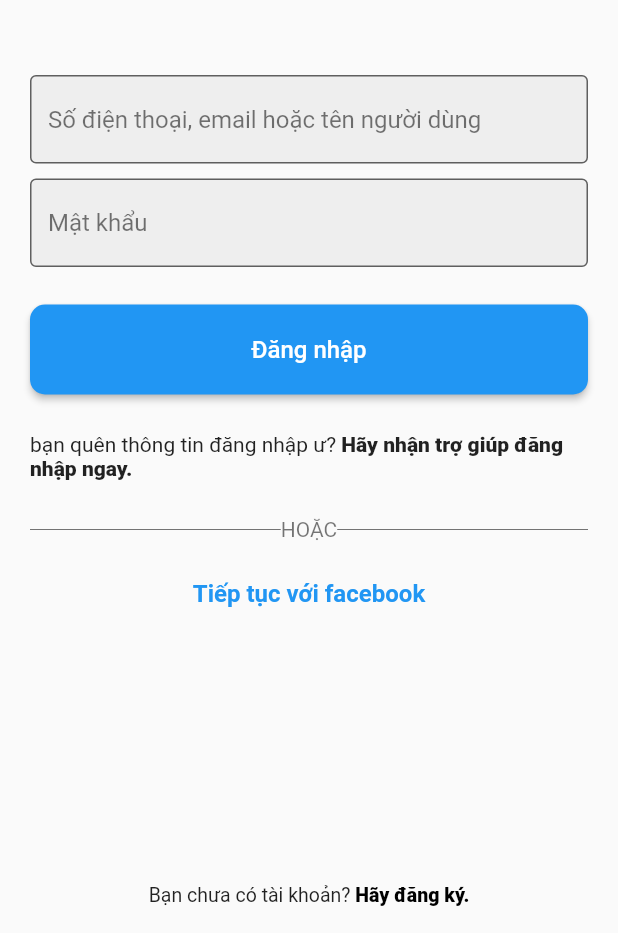
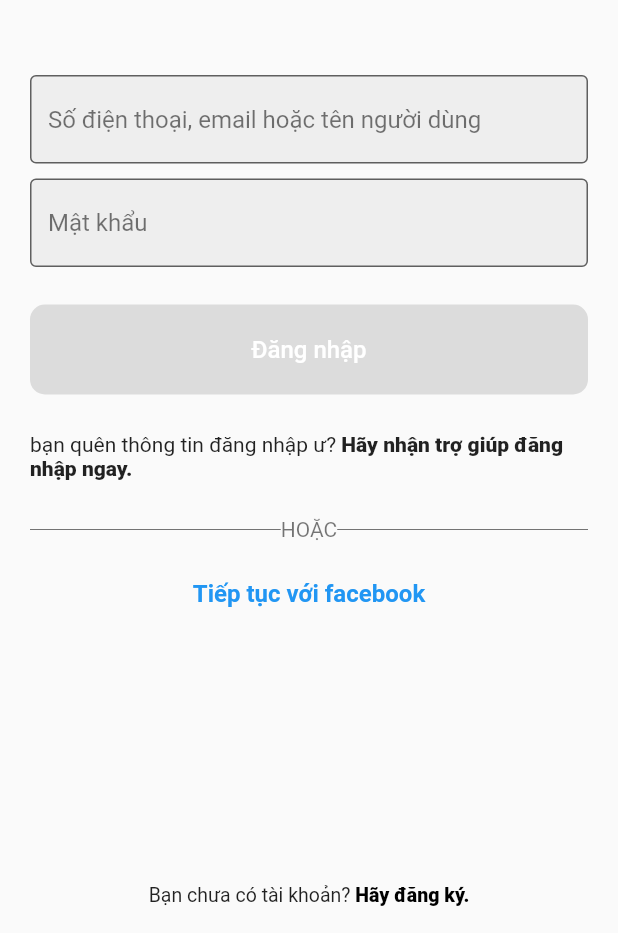
Before and after one commit to punamz/outstagram-mobile, a Flutter app: the screen it shows after launch, on a phone screen of 412 x 824 dp, the part 303-1236 px from its top. Run offline on Flutter 3.47's test engine with Material 2 defaults, Android fonts, the phone set to English and light mode, and no system bars; our stand-ins replace rxdart; accounts and stored records are empty.

Commit message:
completed login flow, adding homepage and create database class

```diff
--- a/lib/GUI/landing_page.dart
+++ b/lib/GUI/landing_page.dart
@@ -0,0 +1,43 @@
+import 'package:flutter/cupertino.dart';
+import 'package:flutter/material.dart';
+import 'package:outstagram/BloC/sign_in_bloc.dart';
+import 'package:outstagram/GUI/login/sign_in_page.dart';
+import 'package:outstagram/service/auth.dart';
+import 'package:outstagram/models/user.dart';
+import 'package:provider/provider.dart';
+
+import 'home_page/home_page.dart';
+
+class LandingPage extends StatefulWidget {
+  const LandingPage({Key key}) : super(key: key);
+
+  @override
+  _LandingPageState createState() => _LandingPageState();
+}
+
+class _LandingPageState extends State<LandingPage> {
+  User _user;
+
+  void _updateUser(User user) {
+    setState(() {
+      _user = user;
+    });
+  }
+
+  @override
+  Widget build(BuildContext context) {
+    final auth = Provider.of<AuthBase>(context, listen: false);
+    if (_user == null) {
+      return SignInPage(
+        bloc: SignInBloc(auth: auth),
+        onSignIn: _updateUser,
+      );
+    }
+    return Provider<User>(
+      create: (_) => _user,
+      child: HomePage(
+        onSignOut: () => _updateUser(null),
+      ),
+    );
+  }
+}
--- /dev/null
+++ b/lib/GUI/login/sign_in_page.dart
@@ -0,0 +1,283 @@
+import 'package:flutter/cupertino.dart';
+import 'package:flutter/material.dart';
+import 'package:outstagram/BloC/sign_in_bloc.dart';
+import 'package:outstagram/models/user.dart';
+
+class SignInPage extends StatefulWidget {
+  const SignInPage({Key key, @required this.bloc,@required this.onSignIn}) : super(key: key);
+
+  final SignInBloc bloc;
+
+  final void Function(User) onSignIn;
+
+  @override
+  _SignInPageState createState() => _SignInPageState();
+}
+
+class _SignInPageState extends State<SignInPage> {
+  bool signInPage = true;
+  final usernameController = TextEditingController();
+  final passwordController = TextEditingController();
+
+  void _toggleFormType() {
+    setState(() {
+      signInPage = !signInPage;
+    });
+  }
+
+  Future<void> _signIn(String username, String password) async {
+    try {
+      final user = await widget.bloc.signIn(username, password);
+      widget.onSignIn(user);
+    } catch (e) {
+      print(e.toString());
+      ScaffoldMessenger.of(context)
+          .showSnackBar(SnackBar(content: Text(e.message.toString())));
+    }
+  }
+
+  @override
+  void dispose() {
+    // TODO: implement dispose
+    super.dispose();
+    widget.bloc.dispose();
+  }
+
+  @override
+  void initState() {
+    // TODO: implement initState
+    super.initState();
+
+    usernameController.addListener(() {
+      widget.bloc.emailSink.add(usernameController.text);
+    });
+    passwordController.addListener(() {
+      widget.bloc.passwordSink.add(passwordController.text);
+    });
+  }
+
+  @override
+  Widget build(BuildContext context) {
+    Widget _buildUsernameTextField() {
+      return StreamBuilder<String>(
+        stream: widget.bloc.emailStream,
+        builder: (context, snapshot) {
+          return TextField(
+            controller: usernameController,
+            decoration: InputDecoration(
+                hintText: 'Số điện thoại, email hoặc tên người dùng',
+                hintStyle: TextStyle(color: Colors.black54),
+                filled: true,
+                fillColor: Colors.grey[200],
+                errorText: snapshot.data,
+                border: OutlineInputBorder()),
+            style: TextStyle(color: Colors.black),
+            textInputAction: TextInputAction.next,
+          );
+        },
+      );
+    }
+
+    Widget _buildPasswordTextField() {
+      return StreamBuilder<String>(
+        stream: widget.bloc.passwordStream,
+        builder: (context, snapshot) {
+          return TextField(
+            controller: passwordController,
+            decoration: InputDecoration(
+                hintText: 'Mật khẩu',
+                hintStyle: TextStyle(color: Colors.black54),
+                filled: true,
+                fillColor: Colors.grey[200],
+                errorText: snapshot.data,
+                border: OutlineInputBorder()),
+            obscureText: true,
+            style: TextStyle(color: Colors.black),
+            textInputAction: TextInputAction.done,
+          );
+        },
+      );
+    }
+
+    Widget _buildLoginButton() {
+      return StreamBuilder<bool>(
+        stream: widget.bloc.signInButtonStream,
+        builder: (context, snapshot) {
+          return Container(
+            width: double.infinity,
+            height: 60,
+            child: ElevatedButton(
+              child: Text(
+                "Đăng nhập",
+                style: TextStyle(color: Colors.white, fontSize: 16),
+              ),
+              style: ElevatedButton.styleFrom(
+                primary: Colors.blue,
+                onPrimary: Colors.white,
+                shape: RoundedRectangleBorder(
+                    borderRadius: BorderRadius.all(Radius.circular(10))),
+              ),
+              onPressed: snapshot.data == true
+                  ? () =>
+                      _signIn(usernameController.text, passwordController.text)
+                  : null,
+            ),
+          );
+        },
+      );
+    }
+
+    Widget _buildForgotPasswordBtn() {
+      return InkWell(
+        child: RichText(
+          text: TextSpan(
+            children: <TextSpan>[
+              TextSpan(
+                  text: 'bạn quên thông tin đăng nhập ư?',
+                  style: TextStyle(fontSize: 14, color: Colors.black87)),
+              TextSpan(
+                  text: ' Hãy nhận trợ giúp đăng nhập ngay.',
+                  style: TextStyle(
+                      fontSize: 14,
+                      fontWeight: FontWeight.w800,
+                      color: Colors.black87)),
+            ],
+          ),
+        ),
+        onTap: () {
+          print("1");
+        },
+      );
+    }
+
+    Widget _buildLoginWithFacebook() {
+      return InkWell(
+        child: Text(
+          "Tiếp tục với facebook",
+          style: TextStyle(
+              color: Colors.blue, fontWeight: FontWeight.w700, fontSize: 16),
+        ),
+        onTap: () {
+          print("sign in with facebook");
+        },
+      );
+    }
+
+    Widget _buildChangePageTypeBtn() {
+      return InkWell(
+        child: RichText(
+          text: TextSpan(
+            children: <TextSpan>[
+              TextSpan(
+                  text: signInPage
+                      ? 'Bạn chưa có tài khoản?'
+                      : "Bạn đã có tài khoản?",
+                  style: TextStyle(fontSize: 13, color: Colors.black87)),
+              TextSpan(
+                  text: signInPage ? ' Hãy đăng ký.' : ' Hãy đăng nhập.',
+                  style: TextStyle(
+                      fontSize: 13,
+                      fontWeight: FontWeight.w800,
+                      color: Colors.black)),
+            ],
+          ),
+        ),
+        onTap: _toggleFormType,
+      );
+    }
+
+    Widget _buildSignUpBtn() {
+      return Container(
+          width: double.infinity,
+          height: 60,
+          child: ElevatedButton(
+            child: Text(
+              "Đăng kí bằng email hoặc số điện thoại",
+              style: TextStyle(color: Colors.white, fontSize: 16),
+            ),
+            style: ElevatedButton.styleFrom(
+              primary: Colors.blue,
+              onPrimary: Colors.white,
+              shape: RoundedRectangleBorder(
+                  borderRadius: BorderRadius.all(Radius.circular(10))),
+            ),
+            onPressed: () {
+              print("sign up by email or phone number");
+            },
+          ));
+    }
+
+    Widget _buildProcessLoading(bool isLoading) {
+      return (isLoading) ? CircularProgressIndicator() : null;
+    }
+
+    return Scaffold(
+      body: StreamBuilder<bool>(
+        stream: widget.bloc.isLoadingStream,
+        initialData: false,
+        builder: (context, snapshot) {
+          return Stack(
+            children: [
+              Column(
+                mainAxisAlignment: MainAxisAlignment.spaceBetween,
+                children: <Widget>[
+                  Container(),
+                  Center(
+                    child: SingleChildScrollView(
+                      //physics: AlwaysScrollableScrollPhysics(),
+                      padding:
+                          EdgeInsets.fromLTRB(20, signInPage ? 0 : 300, 20, 0),
+                      child: Column(
+                        mainAxisAlignment: MainAxisAlignment.center,
+                        children: <Widget>[
+                          Text(
+                            'Outstagram',
+                            style: TextStyle(
+                              color: Colors.black,
+                              fontSize: 30,
+                              fontWeight: FontWeight.w600,
+                            ),
+                          ),
+                          SizedBox(height: signInPage ? 50 : 200),
+                          if (signInPage) _buildUsernameTextField(),
+                          if (signInPage) SizedBox(height: 10),
+                          if (signInPage) _buildPasswordTextField(),
+                          if (signInPage) SizedBox(height: 25),
+                          if (signInPage) _buildLoginButton(),
+                          if (signInPage) SizedBox(height: 25),
+                          if (signInPage) _buildForgotPasswordBtn(),
+                          if (!signInPage) _buildLoginWithFacebook(),
+                          SizedBox(height: 25),
+                          Row(children: <Widget>[
+                            Expanded(child: Divider(color: Colors.black54)),
+                            Text(
+                              "HOẶC",
+                              style: TextStyle(color: Colors.black54),
+                            ),
+                            Expanded(child: Divider(color: Colors.black54)),
+                          ]),
+                          SizedBox(height: 25),
+                          signInPage
+                              ? _buildLoginWithFacebook()
+                              : _buildSignUpBtn(),
+                        ],
+                      ),
+                    ),
+                  ),
+                  Container(
+                    height: 50,
+                    alignment: Alignment.center,
+                    child: _buildChangePageTypeBtn(),
+                  ),
+                ],
+              ),
+              Center(
+                child: _buildProcessLoading(snapshot.data),
+              ),
+            ],
+          );
+        },
+      ),
+    );
+  }
+}
--- a/lib/main.dart
+++ b/lib/main.dart
@@ -1,6 +1,9 @@
 import 'package:flutter/material.dart';
+import 'package:outstagram/GUI/landing_page.dart';
+import 'package:outstagram/service/auth.dart';
+import 'package:outstagram/service/database.dart';
+import 'package:provider/provider.dart';
 
-import 'GUI/sign_in_page.dart';
 
 void main() {
   runApp(MyApp());
@@ -9,13 +12,31 @@ void main() {
 class MyApp extends StatelessWidget {
   // This widget is the root of your application.
   @override
+  @override
   Widget build(BuildContext context) {
-    return MaterialApp(
-      title: 'Flutter Demo',
-      theme: ThemeData(
-        primarySwatch: Colors.blue,
+    return MultiProvider(
+      providers: [
+        Provider<AuthBase>(create: (_) => Auth()),
+        Provider<Database>(create: (_) => MongoDatabase())
+      ],
+      child: MaterialApp(
+        title: 'Outstagram',
+        theme: ThemeData(
+          primarySwatch: Colors.blue,
+        ),
+        home: LandingPage(),
       ),
-      home: MyHomePage(),
     );
+
+    //   Provider<AuthBase>(
+    //   create: (_) => Auth(),
+    //   child: MaterialApp(
+    //     title: 'Outstagram',
+    //     theme: ThemeData(
+    //       primarySwatch: Colors.blue,
+    //     ),
+    //     home: LandingPage(),
+    //   ),
+    // );
   }
 }
--- /dev/null
+++ b/lib/models/user.dart
@@ -0,0 +1,42 @@
+class User {
+  final id;
+  final email;
+  final fullName;
+  final avatar;
+  final postIds;
+  final followers;
+  final followings;
+  final saved;
+  final createAt;
+  final token;
+
+  User(
+      {this.id,
+      this.email,
+      this.fullName,
+      this.avatar,
+      this.postIds,
+      this.followers,
+      this.followings,
+      this.saved,
+      this.createAt,
+      this.token});
+
+  factory User.fromJson(Map<String, dynamic> response) {
+    if (response["message"] != null) return null;
+
+    final json = response["user"];
+    return User(
+      id: json["_id"].toString(),
+      email: json["email"].toString(),
+      fullName: json["fullName"].toString(),
+      avatar: json["avatar"].toString(),
+      postIds: (json["postIds"] as List<dynamic>).cast<String>(),
+      followers: (json["followers"] as List<dynamic>).cast<String>(),
+      followings: (json["followings"] as List<dynamic>).cast<String>(),
+      saved: (json["saved"] as List).toList(),
+      createAt: json["createAt"],
+      token: response["token"],
+    );
+  }
+}
--- /dev/null
+++ b/lib/service/APIs.dart
@@ -0,0 +1,6 @@
+class APIPath {
+  static String signIn() =>
+      'https://dainghia-outstagram.herokuapp.com/account/signin';
+
+  static String posts() => 'https://dainghia-outstagram.herokuapp.com/posts';
+}
--- /dev/null
+++ b/lib/service/validator.dart
@@ -0,0 +1,19 @@
+abstract class StringValidator {
+  bool isValid(String value);
+}
+
+class EmailValidator implements StringValidator {
+  @override
+  bool isValid(String value) {
+    return value.isNotEmpty &&
+        RegExp(r"^[a-zA-Z0-9.a-zA-Z0-9.!#$%&'*+-/=?^_`{|}~]+@[a-zA-Z0-9]+\.[a-zA-Z]+")
+            .hasMatch(value);
+  }
+}
+
+class PasswordValidator implements StringValidator {
+  @override
+  bool isValid(String value) {
+    return value.isNotEmpty;
+  }
+}
```
Also changed, not shown: lib/BloC/sign_in_bloc.dart (added, +88 -0 lines), lib/GUI/home_page/home_page.dart (added, +66 -0 lines), lib/service/auth.dart (added, +21 -0 lines), lib/service/database.dart (added, +20 -0 lines).
